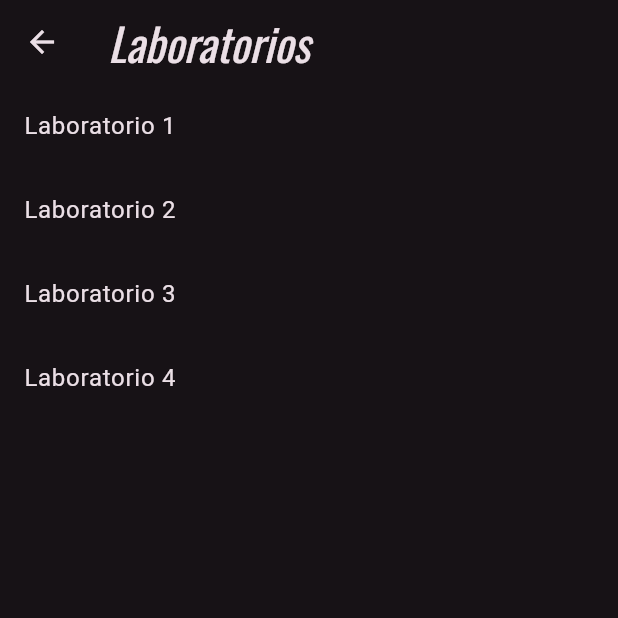
After one commit to mmoscosodcl/3479A321_laboratorio202501, a Flutter app: the screen it shows after launch, after a tap on "Win", on a phone screen of 412 x 824 dp, the top half of it. The commit adds this screen. Run offline on Flutter 3.47's test engine with Material 3 defaults, Android fonts, the phone set to English and light mode, and no system bars; our stand-ins replace flutter_svg, google_fonts, logger.

Commit message:
Actualizado con el laboratorio 5

```diff
--- a/lib/main.dart
+++ b/lib/main.dart
@@ -10,7 +10,7 @@ void main() {
 class MyApp extends StatelessWidget {
   const MyApp({super.key});
 
-  // This widget is the root of your application.
+
   @override
   Widget build(BuildContext context) {
 
@@ -21,11 +21,17 @@ class MyApp extends StatelessWidget {
     return MaterialApp(
       title: 'Laboratorio 3',
       theme: ThemeData(
+        primarySwatch: Colors.yellow,
+        textButtonTheme: TextButtonThemeData(
+          style: TextButton.styleFrom(
+            foregroundColor: Colors.white, // Text color
+            backgroundColor: Colors.blue, // Background color
+            padding: EdgeInsets.symmetric(horizontal: 16.0, vertical: 8.0),
+            textStyle: TextStyle(fontSize: 16),
+          ),
+        ),
         colorScheme: ColorScheme.fromSeed(
           seedColor: Colors.purple,
-          // TRY THIS: Change to "Brightness.light"
-          //           and see that all colors change
-          //           to better contrast a light background.
           brightness: Brightness.dark,
         ),
         textTheme: TextTheme(
@@ -33,10 +39,6 @@ class MyApp extends StatelessWidget {
             fontSize: 72,
             fontWeight: FontWeight.bold,
           ),
-          // TRY THIS: Change one of the GoogleFonts
-          //           to "lato", "poppins", or "lora".
-          //           The title uses "titleLarge"
-          //           and the middle text uses "bodyMedium".
           titleLarge: GoogleFonts.oswald(
             fontSize: 30,
             fontStyle: FontStyle.italic,
--- /dev/null
+++ b/lib/pages/list_labs.dart
@@ -0,0 +1,31 @@
+import 'package:flutter/material.dart';
+
+class ListLabs extends StatelessWidget {
+  ListLabs({super.key});
+  final List<String> labs = [
+    'Laboratorio 1',
+    'Laboratorio 2',
+    'Laboratorio 3',
+    'Laboratorio 4',
+  ];
+
+  @override
+  Widget build(BuildContext context) {
+    return Scaffold(
+      appBar: AppBar(
+        title: const Text('Laboratorios'),
+      ),
+      body: ListView.builder(
+        itemCount: labs.length,
+        itemBuilder: (context, index) {
+          return ListTile(
+        title: Text(labs[index]),
+        onTap: () {
+          // Handle tap event if needed
+        },
+          );
+        },
+      ),
+    );
+  }
+}
--- a/lib/pages/my_home_page.dart
+++ b/lib/pages/my_home_page.dart
@@ -1,18 +1,10 @@
-import 'package:application_laboratorio202501/main.dart';
+import 'package:application_laboratorio202501/pages/about.dart';
+import 'package:application_laboratorio202501/pages/list_labs.dart';
 import 'package:flutter/material.dart';
 import 'package:flutter_svg/svg.dart';
 
 class MyHomePage extends StatefulWidget {
   const MyHomePage({super.key, required this.title});
-
-  // This widget is the home page of your application. It is stateful, meaning
-  // that it has a State object (defined below) that contains fields that affect
-  // how it looks.
-
-  // This class is the configuration for the state. It holds the values (in this
-  // case the title) provided by the parent (in this case the App widget) and
-  // used by the build method of the State. Fields in a Widget subclass are
-  // always marked "final".
 
   final String title;
 
@@ -21,37 +13,49 @@ class MyHomePage extends StatefulWidget {
 }
 class _MyHomePageState extends State<MyHomePage> {
   int _counter = 0;
-  //final String assetName = 'assets/icons/mobile_device_app_icon.svg';
+
+  void _goToList() {
+      Navigator.push(
+      context,
+      MaterialPageRoute(
+        builder: (context) => ListLabs(),
+      ),
+    );
+
+  }
+  void _goToAbout() {
+      Navigator.push(
+      context,
+      MaterialPageRoute(
+        builder: (context) => const About(),
+      ),
+    );
+  }
+
+  void _goNext() {
+    if (_counter % 2 == 0) {
+      _goToList();
+    } else {
+      _goToAbout();
+    }
+  }
+
+
 
   void _incrementCounter() {
     setState(() {
-      // This call to setState tells the Flutter framework that something has
-      // changed in this State, which causes it to rerun the build method below
-      // so that the display can reflect the updated values. If we changed
-      // _counter without calling setState(), then the build method would not be
-      // called again, and so nothing would appear to happen.
       _counter++;
     });
   }
 
   void _decrementCounter() {
     setState(() {
-      // This call to setState tells the Flutter framework that something has
-      // changed in this State, which causes it to rerun the build method below
-      // so that the display can reflect the updated values. If we changed
-      // _counter without calling setState(), then the build method would not be
-      // called again, and so nothing would appear to happen.
       _counter--;
     });
   }
 
   void _resetCounter() {
     setState(() {
-      // This call to setState tells the Flutter framework that something has
-      // changed in this State, which causes it to rerun the build method below
-      // so that the display can reflect the updated values. If we changed
-      // _counter without calling setState(), then the build method would not be
-      // called again, and so nothing would appear to happen.
       _counter = 0;
     });
   }
@@ -59,41 +63,19 @@ class _MyHomePageState extends State<MyHomePage> {
 
   @override
   Widget build(BuildContext context) {
-    // This method is rerun every time setState is called, for instance as done
-    // by the _incrementCounter method above.
-    //
-    // The Flutter framework has been optimized to make rerunning build methods
-    // fast, so that you can just rebuild anything that needs updating rather
-    // than having to individually change instances of widgets.
     return Scaffold(
       appBar: AppBar(
-        // TRY THIS: Try changing the color here to a specific color (to
-        // Colors.amber, perhaps?) and trigger a hot reload to see the AppBar
-        // change color while the other colors stay the same.
         backgroundColor: Theme.of(context).colorScheme.inversePrimary,
-        // Here we take the value from the MyHomePage object that was created by
-        // the App.build method, and use it to set our appbar title.
         title: Text(widget.title),
       ),
       persistentFooterButtons: footerOptions,
 
       body: Center(
-        // Center is a layout widget. It takes a single child and positions it
-        // in the middle of the parent.
+        child: Card(
+          elevation: 10,
+          margin: EdgeInsets.all(20),
+          color: Colors.green,
           child: Column(
-          // Column is also a layout widget. It takes a list of children and
-          // arranges them vertically. By default, it sizes itself to fit its
-          // children horizontally, and tries to be as tall as its parent.
-          //
-          // Column has various properties to control how it sizes itself and
-          // how it positions its children. Here we use mainAxisAlignment to
-          // center the children vertically; the main axis here is the vertical
-          // axis because Columns are vertical (the cross axis would be
-          // horizontal).
-          //
-          // TRY THIS: Invoke "debug painting" (choose the "Toggle Debug Paint"
-          // action in the IDE, or press "p" in the console), to see the
-          // wireframe for each widget.
             mainAxisAlignment: MainAxisAlignment.center,
             children: <Widget>[
               SvgPicture.asset('assets/icons/mobile.svg',semanticsLabel: 'Dart Logo',),
@@ -102,11 +84,23 @@ class _MyHomePageState extends State<MyHomePage> {
                 '$_counter',
                 style: Theme.of(context).textTheme.headlineMedium,
               ),
+              Row(
+                mainAxisAlignment: MainAxisAlignment.center,
+                children: [
+                  TextButton(onPressed: _goNext, child: Text("Win")),
+                  const SizedBox(width: 20),
+                  TextButton(onPressed: _goNext, child: Text("Lose")),
                 ],
+              )
+            ],
+          ),
         ),
       ),
     );
   }
+
+
+
 
   List<Widget> get footerOptions {
     return [
```
Also changed, not shown: lib/pages/about.dart (added, +28 -0 lines). Lines whose indentation alone changed are shown as unchanged.
